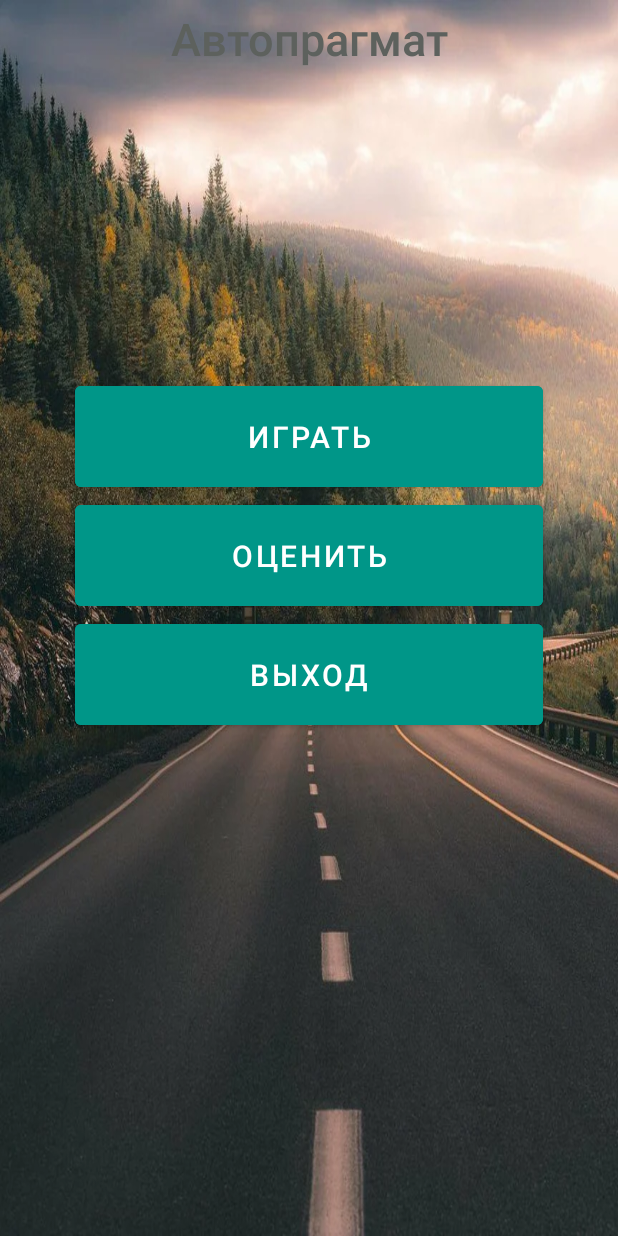
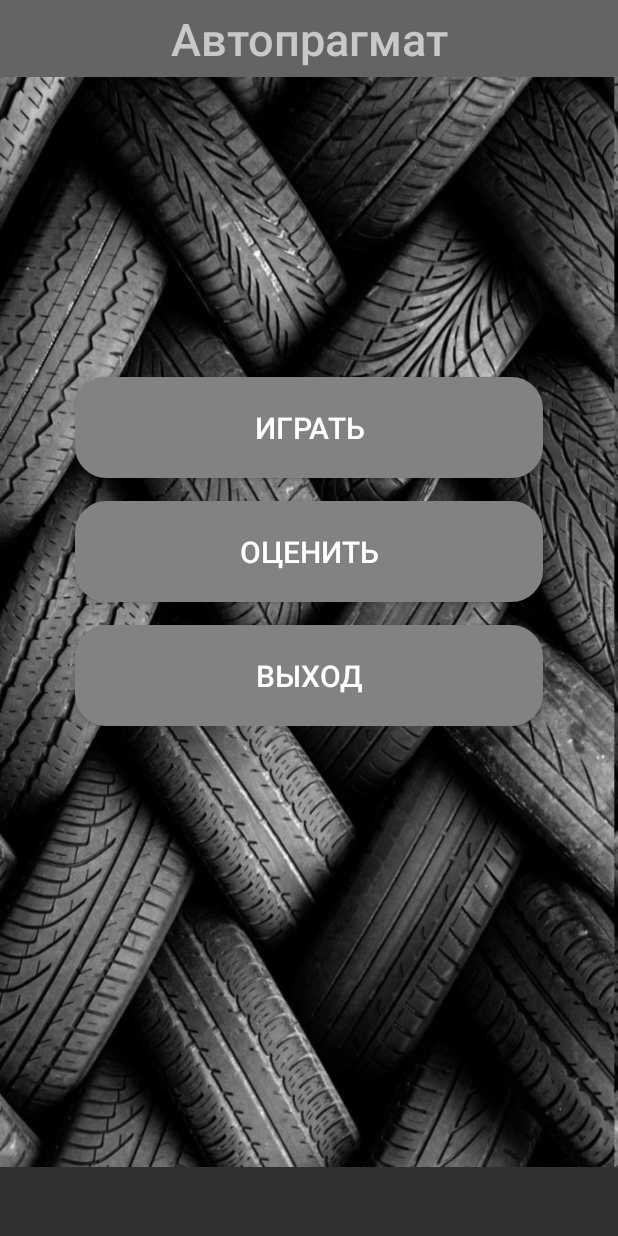
Before and after one commit to Askhab39/askh_avto, an Android app: the layout activity_main.xml on its own in the app's theme, with its tools: preview values and no code run, on a phone screen of 412 x 824 dp. Run offline under Robolectric (Android 15) with nearby library versions, the phone set to English and light mode, and no system bars.

```diff
--- a/app/src/main/AndroidManifest.xml
+++ b/app/src/main/AndroidManifest.xml
@@ -8,7 +8,7 @@
         android:label="@string/app_name"
         android:roundIcon="@mipmap/ic_launcher_round"
         android:supportsRtl="true"
-        android:theme="@style/Theme.Askh_avto">
+        android:theme="@style/Theme.AppCompat.NoActionBar">
         <activity
             android:name=".MainActivity"
             android:exported="true">
--- a/app/src/main/java/com/example/askh_avto/MainActivity.java
+++ b/app/src/main/java/com/example/askh_avto/MainActivity.java
@@ -3,6 +3,8 @@ package com.example.askh_avto;
 import androidx.appcompat.app.AppCompatActivity;
 
 import android.os.Bundle;
+import android.view.Window;
+import android.view.WindowManager;
 
 public class MainActivity extends AppCompatActivity {
 
@@ -10,5 +12,8 @@ public class MainActivity extends AppCompatActivity {
     protected void onCreate(Bundle savedInstanceState) {
         super.onCreate(savedInstanceState);
         setContentView(R.layout.activity_main);
+
+        Window w = getWindow();
+        w.setFlags(WindowManager.LayoutParams.FLAG_FULLSCREEN,WindowManager.LayoutParams.FLAG_FULLSCREEN);
     }
 }
--- a/app/src/main/res/drawable/btn1.xml
+++ b/app/src/main/res/drawable/btn1.xml
@@ -1,4 +1,5 @@
 <?xml version="1.0" encoding="utf-8"?>
-<shape xmlns:android="http://schemas.android.com/apk/res/android">
-
-</shape>
+<selector xmlns:android="http://schemas.android.com/apk/res/android">
+    <item android:state_pressed="false" android:drawable="@drawable/stylebtn1"/>
+    <item android:state_pressed="true" android:drawable="@drawable/stylebtn2"/>
+</selector>
--- a/app/src/main/res/drawable/stylebtn1.xml
+++ b/app/src/main/res/drawable/stylebtn1.xml
@@ -1,4 +1,6 @@
 <?xml version="1.0" encoding="utf-8"?>
-<selector xmlns:android="http://schemas.android.com/apk/res/android">
-
-</selector>
+<shape xmlns:android="http://schemas.android.com/apk/res/android">
+    <stroke android:width="2dp" android:color="@color/teal_700"/>
+    <solid android:color="#009688"/>
+    <corners android:radius="20dp"/>
+</shape>
--- a/app/src/main/res/drawable/stylebtn2.xml
+++ b/app/src/main/res/drawable/stylebtn2.xml
@@ -1,4 +1,6 @@
 <?xml version="1.0" encoding="utf-8"?>
 <shape xmlns:android="http://schemas.android.com/apk/res/android">
-
+    <stroke android:width="2dp" android:color="@color/teal_700"/>
+    <corners android:radius="20dp"/>
+    <solid android:color="#A8009688"/>
 </shape>
--- a/app/src/main/res/layout/activity_main.xml
+++ b/app/src/main/res/layout/activity_main.xml
@@ -4,8 +4,13 @@
     xmlns:tools="http://schemas.android.com/tools"
     android:layout_width="match_parent"
     android:layout_height="match_parent"
-    android:background="@drawable/bg4"
     tools:context=".MainActivity">
+
+    <ImageView
+        android:id="@+id/bg6"
+        android:layout_width="wrap_content"
+        android:layout_height="wrap_content"
+        app:srcCompat="@drawable/bg6" />
 
     <LinearLayout
         android:id="@+id/main"
@@ -25,11 +30,12 @@
                 android:layout_width="wrap_content"
                 android:layout_height="wrap_content"
                 android:layout_weight="1"
+                android:background="#646464"
                 android:fontFamily="sans-serif-medium"
                 android:gravity="center"
                 android:padding="5dp"
                 android:text="Автопрагмат"
-                android:textColor="#5D615D"
+                android:textColor="#C8C8C8"
                 android:textSize="30sp" />
 
         </LinearLayout>
@@ -46,7 +52,8 @@
                 android:layout_marginStart="50dp"
                 android:layout_marginTop="200dp"
                 android:layout_marginEnd="50dp"
-                android:backgroundTint="#009688"
+                android:background="@drawable/btn1"
+                android:backgroundTint="#828282"
                 android:padding="20dp"
                 android:text="ИГРАТЬ"
                 android:textSize="20sp" />
@@ -56,8 +63,11 @@
                 android:layout_width="match_parent"
                 android:layout_height="wrap_content"
                 android:layout_marginLeft="50dp"
+                android:layout_marginTop="15dp"
                 android:layout_marginRight="50dp"
-                android:backgroundTint="#009688"
+                android:layout_marginBottom="15dp"
+                android:background="@drawable/btn1"
+                android:backgroundTint="#828282"
                 android:hapticFeedbackEnabled="false"
                 android:padding="20dp"
                 android:text="ОЦЕНИТЬ"
@@ -69,7 +79,8 @@
                 android:layout_height="wrap_content"
                 android:layout_marginLeft="50dp"
                 android:layout_marginRight="50dp"
-                android:backgroundTint="#009688"
+                android:background="@drawable/btn1"
+                android:backgroundTint="#828282"
                 android:padding="20dp"
                 android:text="ВЫХОД"
                 android:textSize="20sp" />
--- a/app/src/main/res/values/colors.xml
+++ b/app/src/main/res/values/colors.xml
@@ -7,5 +7,4 @@
     <color name="teal_700">#FF018786</color>
     <color name="black">#FF000000</color>
     <color name="white">#FFFFFFFF</color>
-    <color name="white">#FFFFFFFF</color>
 </resources>
--- a/app/src/main/res/values/strings.xml
+++ b/app/src/main/res/values/strings.xml
@@ -1,3 +1,6 @@
 <resources>
     <string name="app_name">askh_avto</string>
+    <string name="start1">ИГРАТЬ</string>
+    <string name="start2">ОЦЕНИТЬ</string>
+    <string name="start3">ВЫХОД</string>
 </resources>
```
Also changed, not shown: app/src/main/res/layout/gamelevels.xml (+37 -2 lines), 1 other file.
